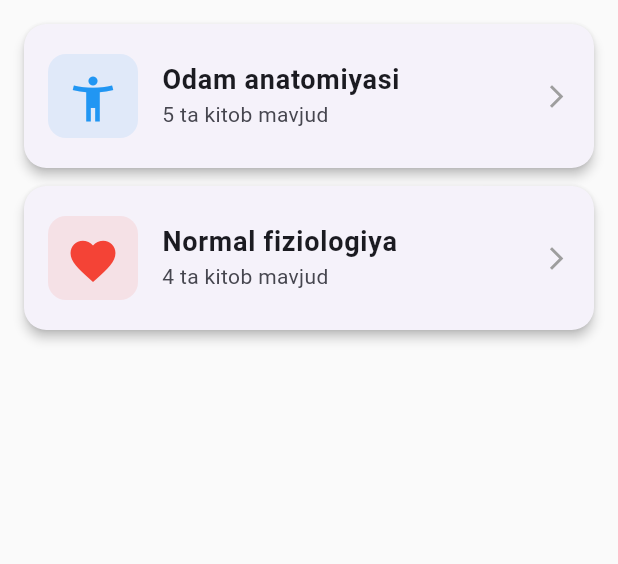
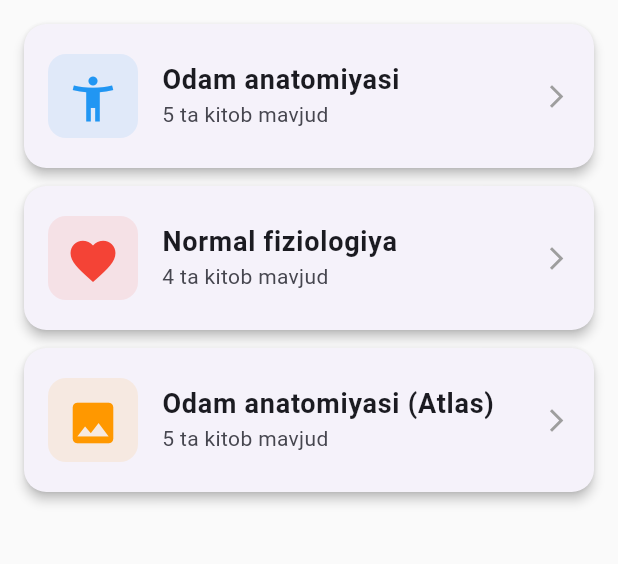
Before and after one commit to kenshi007f/kutubxona_app, a Flutter app: the screen it shows after launch, on a phone screen of 412 x 824 dp, the part 84-648 px from its top. Run offline on Flutter 3.47's test engine with Material 3 defaults, Android fonts, the phone set to English and light mode, and no system bars; missing offline and left inert: flutter_pdfview.

Commit message:
Atlaslar bo'limi havolalari to'g'rilandi

```diff
--- a/lib/main.dart
+++ b/lib/main.dart
@@ -45,7 +45,7 @@ class Bolim {
 
 // --- BO'LIMLAR VA ULAR ICHIDAGI KITOBLAR ---
 const List<Bolim> hammaBolimlar = [
-  // 1-BO'LIM: ODAM ANATOMIYASI
+  // 1-BO'LIM: ODAM ANATOMIYASI (Darsliklar)
   Bolim(
     'Odam anatomiyasi',
     Icons.accessibility_new,
@@ -95,6 +95,35 @@ const List<Bolim> hammaBolimlar = [
       Kitob(
         'Odam fiziologiyasi - Babskiy',
         'https://github.com/kenshi007f/kutubxona_app/raw/main/Бабский_Одам_физиологияси.pdf'
+      ),
+    ],
+  ),
+
+  // 3-BO'LIM: ATLASLAR
+  Bolim(
+    'Odam anatomiyasi (Atlas)',
+    Icons.image,
+    Colors.orange,
+    [
+      Kitob(
+        'Atlas 1-tom - Sinelnikov',
+        'https://github.com/kenshi007f/kutubxona_app/raw/main/ATLAS_ANATOMIYA_1_TOM_SINELNIKOV.pdf'
+      ),
+      Kitob(
+        'Atlas 2-tom - Teshaev',
+        'https://github.com/kenshi007f/kutubxona_app/releases/download/v1.0/Anatomiya.Atlas_2_tom_Teshaev.pdf' // Rasmga qarab to'g'rilandi
+      ),
+      Kitob(
+        'Atlas 1-jild - N. Ahmedov',
+        'https://github.com/kenshi007f/kutubxona_app/raw/main/Anatomiya_Atlas_1_jild_Ahmedov.pdf'
+      ),
+      Kitob(
+        'Atlas 1-tom - Teshaev',
+        'https://github.com/kenshi007f/kutubxona_app/releases/download/v1.0/Anatomiya_Atlas_1_tom_Teshaev.pdf' // Rasmga qarab to'g'rilandi
+      ),
+      Kitob(
+        'Atlas 2-jild - N. Ahmedov',
+        'https://github.com/kenshi007f/kutubxona_app/raw/main/Anatomiya_Atlas_2_jild_Ahmedov.pdf'
       ),
     ],
   ),
```
